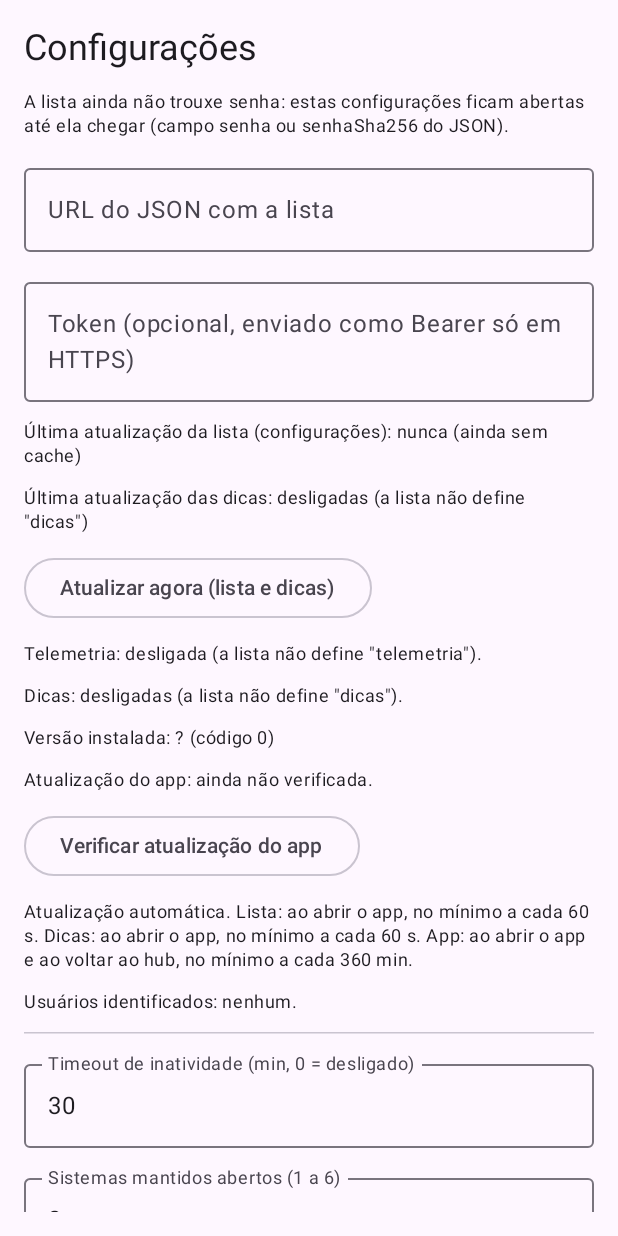
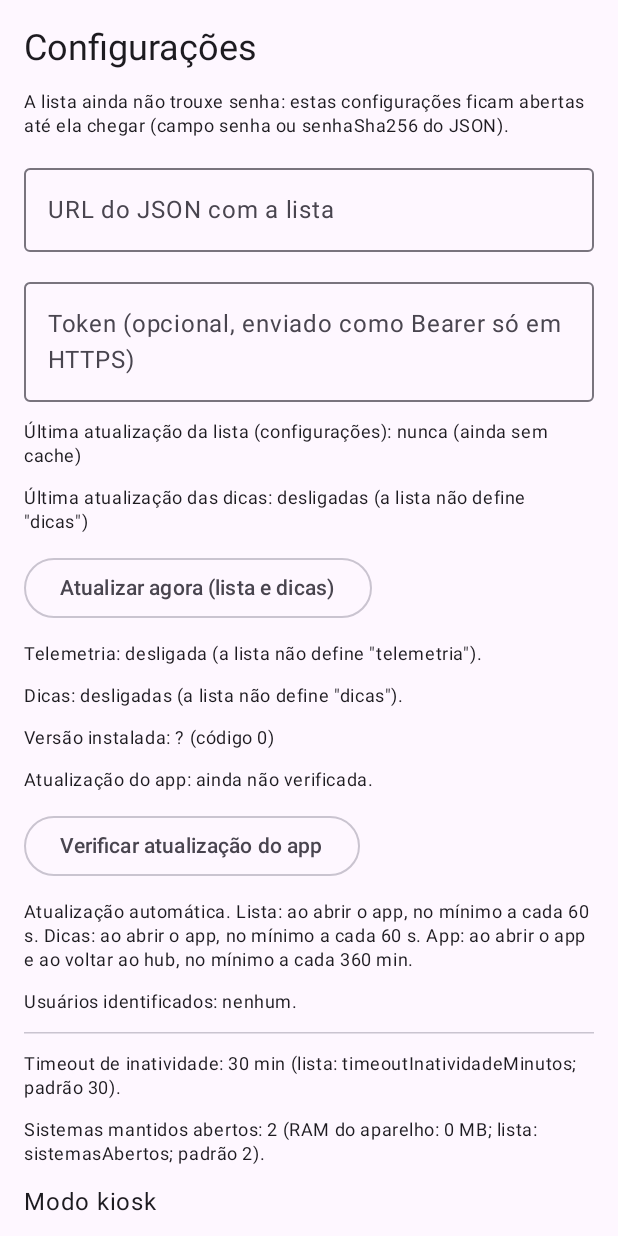
Before and after one commit to Neitan96/hubweb, an Android app built with Jetpack Compose: the screen it shows after launch (MainActivity), on a phone screen of 412 x 824 dp. Run offline under Robolectric (Android 15) with nearby library versions, the phone set to English and light mode, and no system bars; libraries missing offline, so code that uses them is left out: com.journeyapps.barcodescanner.

Commit message:
Versão 1.0.5: limites pela lista e configuração gerenciada (MDM)
- timeoutInatividadeMinutos e sistemasAbertos (faixas de RAM) agora vêm da lista;
  os campos saem das Configurações, que mostram os valores e a RAM detectada.
- Configuração gerenciada (Android Enterprise): configUrl e token vindos do MDM
  valem no lugar dos digitados e travam os campos; mudanças são aplicadas na hora.
- Exemplo, README e validador atualizados.

Co-Authored-By: Claude Sonnet 5.5 <noreply@anthropic.com>

```diff
--- a/app/build.gradle.kts
+++ b/app/build.gradle.kts
@@ -31,8 +31,8 @@ android {
         applicationId = "br.com.hubweb"
         minSdk = 24
         targetSdk = 35
-        versionCode = 5
-        versionName = "1.0.4"
+        versionCode = 6
+        versionName = "1.0.5"
     }
 
     // Nome do arquivo: "HubWeb <versão>.apk" (release); nos demais tipos acrescenta o nome do tipo.
--- a/app/src/main/AndroidManifest.xml
+++ b/app/src/main/AndroidManifest.xml
@@ -28,6 +28,11 @@
         android:label="HubWeb"
         android:usesCleartextTraffic="true"
         android:theme="@style/Theme.HubWeb">
+
+        <!-- Configuração gerenciada (MDM): chaves em res/xml/app_restrictions.xml -->
+        <meta-data
+            android:name="android.content.APP_RESTRICTIONS"
+            android:resource="@xml/app_restrictions" />
 
         <activity
             android:name=".MainActivity"
--- a/app/src/main/java/br/com/hubweb/MainActivity.kt
+++ b/app/src/main/java/br/com/hubweb/MainActivity.kt
@@ -120,6 +120,7 @@ class MainActivity : ComponentActivity() {
     override fun onCreate(savedInstanceState: Bundle?) {
         super.onCreate(savedInstanceState)
         prefs = Prefs(this)
+        ManagedConfig.apply(this, prefs) // URL e token vindos do MDM, antes de decidir a tela inicial
         resetSessionIfRebooted()
         repo = ConfigRepo(this, prefs).also {
             it.loadCache()
@@ -133,6 +134,10 @@ class MainActivity : ComponentActivity() {
         }
         tips = TipsRepo(this, prefs, repo).also { it.loadCache() }
         updater = AppUpdater(this, prefs, repo)
+        // O MDM pode mudar a configuração gerenciada com o app aberto: aplica e busca a lista na hora.
+        val filtroMdm = android.content.IntentFilter(android.content.Intent.ACTION_APPLICATION_RESTRICTIONS_CHANGED)
+        if (android.os.Build.VERSION.SDK_INT >= 33) registerReceiver(receiverMdm, filtroMdm, android.content.Context.RECEIVER_NOT_EXPORTED)
+        else registerReceiver(receiverMdm, filtroMdm)
         tracker = UserTracker(prefs)
         pool = WebPool(this, prefs, tracker)
         telemetry = Telemetry(applicationContext, prefs, repo) {
@@ -299,8 +304,21 @@ class MainActivity : ComponentActivity() {
         }
     }
 
+    private val receiverMdm = object : android.content.BroadcastReceiver() {
+        override fun onReceive(context: android.content.Context, intent: android.content.Intent) {
+            if (ManagedConfig.apply(this@MainActivity, prefs)) {
+                repo.refresh(force = true)
+                tips.refresh(force = true)
+            }
+        }
+    }
+
     override fun onStart() {
         super.onStart()
+        if (ManagedConfig.apply(this, prefs)) { // mudou enquanto o app estava parado
+            repo.refresh(force = true)
+            tips.refresh(force = true)
+        }
         // Gatilho "abrir": o app foi aberto ou trazido para a frente. Cada busca só acontece se a lista permitir
         // esse gatilho e se o intervalo mínimo (atualizacao.lista / atualizacao.dicas) já passou.
         repo.refresh(gatilho = "abrir")
@@ -327,6 +345,7 @@ class MainActivity : ComponentActivity() {
     }
 
     override fun onDestroy() {
+        try { unregisterReceiver(receiverMdm) } catch (_: Exception) {}
         handler.removeCallbacks(tick)
         pool.destroyAll()
         super.onDestroy()
--- /dev/null
+++ b/app/src/main/java/br/com/hubweb/ManagedConfig.kt
@@ -0,0 +1,30 @@
+package br.com.hubweb
+
+import android.content.Context
+import android.content.RestrictionsManager
+
+/**
+ * Configuração gerenciada (Android Enterprise): o MDM envia ao app a URL da lista e o token, para o aparelho já sair
+ * configurado. As chaves estão declaradas em res/xml/app_restrictions.xml, de onde o console do MDM monta o formulário.
+ * Quando o MDM define a URL (e/ou o token), ela vale no lugar da digitada nas Configurações, que ficam travadas.
+ */
+object ManagedConfig {
+    const val CHAVE_URL = "configUrl"
+    const val CHAVE_TOKEN = "token"
+
+    /** Lê o que o MDM definiu e guarda em [Prefs]. Retorna true se mudou em relação ao que já estava guardado. */
+    fun apply(ctx: Context, prefs: Prefs): Boolean {
+        val b = try {
+            ctx.getSystemService(RestrictionsManager::class.java)?.applicationRestrictions
+        } catch (_: Exception) {
+            null
+        }
+        val url = b?.getString(CHAVE_URL)?.trim().orEmpty()
+            .takeIf { it.startsWith("http://", true) || it.startsWith("https://", true) }.orEmpty()
+        val token = b?.getString(CHAVE_TOKEN)?.trim().orEmpty()
+        val mudou = url != prefs.managedUrl || token != prefs.managedToken
+        prefs.managedUrl = url
+        prefs.managedToken = token
+        return mudou
+    }
+}
--- a/app/src/main/java/br/com/hubweb/Prefs.kt
+++ b/app/src/main/java/br/com/hubweb/Prefs.kt
@@ -10,19 +10,33 @@ fun sha256Hex(s: String): String =
 class Prefs(ctx: Context) {
     private val sp = ctx.getSharedPreferences("hubweb", Context.MODE_PRIVATE)
 
+    /** URL da lista: a do MDM (configuração gerenciada), quando houver; senão a digitada nas Configurações. */
     var configUrl: String
-        get() = sp.getString("configUrl", "") ?: ""
+        get() = managedUrl.ifEmpty { sp.getString("configUrl", "") ?: "" }
         set(v) = sp.edit().putString("configUrl", v.trim()).apply()
 
     var token: String
-        get() = sp.getString("token", "") ?: ""
+        get() = managedToken.ifEmpty { sp.getString("token", "") ?: "" }
         set(v) = sp.edit().putString("token", v.trim()).apply()
 
-    /** Minutos sem toque/tecla até voltar ao launcher; 0 desativa. */
+    /** O que o MDM definiu (ManagedConfig); vazio = não definido. Quando há valor, ele manda e a tela o trava. */
+    var managedUrl: String
+        get() = sp.getString("managedUrl", "") ?: ""
+        set(v) = sp.edit().putString("managedUrl", v).apply()
+
+    var managedToken: String
+        get() = sp.getString("managedToken", "") ?: ""
+        set(v) = sp.edit().putString("managedToken", v).apply()
+
+    val urlGerenciada: Boolean get() = managedUrl.isNotEmpty()
+    val tokenGerenciado: Boolean get() = managedToken.isNotEmpty()
+
+    /** Minutos sem toque/tecla até voltar ao launcher; 0 desativa. Vem da lista (ConfigRepo.aplicarLimites). */
     var timeoutMin: Int
         get() = sp.getInt("timeoutMin", 30)
         set(v) = sp.edit().putInt("timeoutMin", v).apply()
 
+    /** Sistemas mantidos abertos, conforme a RAM e a lista (ConfigRepo.aplicarLimites). */
     var maxAlive: Int
         get() = sp.getInt("maxAlive", 2)
         set(v) = sp.edit().putInt("maxAlive", v).apply()
--- a/app/src/main/java/br/com/hubweb/Ui.kt
+++ b/app/src/main/java/br/com/hubweb/Ui.kt
@@ -440,8 +440,6 @@ fun SettingsScreen(
 ) {
     var url by remember { mutableStateOf(prefs.configUrl) }
     var token by remember { mutableStateOf(prefs.token) }
-    var timeout by remember { mutableStateOf(prefs.timeoutMin.toString()) }
-    var alive by remember { mutableStateOf(prefs.maxAlive.toString()) }
     val ctx = LocalContext.current
     var isOwner by remember { mutableStateOf(ctx.getSystemService(DevicePolicyManager::class.java).isDeviceOwnerApp(ctx.packageName)) }
     var confirmRemoveOwner by remember { mutableStateOf(false) }
@@ -450,9 +448,7 @@ fun SettingsScreen(
     var kiosk by remember { mutableStateOf(prefs.kioskLocal) }
 
     val urlOk = url.isBlank() || url.startsWith("https://", true) || url.startsWith("http://", true)
-    val timeoutVal = timeout.toIntOrNull()
-    val aliveVal = alive.toIntOrNull()
-    val valid = urlOk && timeoutVal != null && timeoutVal in 0..1440 && aliveVal != null && aliveVal in 1..6
+    val valid = urlOk
 
     Column(
         Modifier.fillMaxSize().padding(16.dp).verticalScroll(rememberScrollState()),
@@ -465,14 +461,23 @@ fun SettingsScreen(
             style = MaterialTheme.typography.bodySmall,
         )
 
+        if (prefs.urlGerenciada || prefs.tokenGerenciado) {
+            Text(
+                "Definido pelo MDM (configuração gerenciada): " +
+                    listOfNotNull("URL".takeIf { prefs.urlGerenciada }, "token".takeIf { prefs.tokenGerenciado }).joinToString(" e ") +
+                    ". Para mudar, altere a configuração do app no MDM.",
+                style = MaterialTheme.typography.bodySmall,
+                color = MaterialTheme.colorScheme.primary,
+            )
+        }
         OutlinedTextField(
-            url, { url = it }, Modifier.fillMaxWidth(),
+            url, { url = it }, Modifier.fillMaxWidth(), enabled = !prefs.urlGerenciada,
             label = { Text(if (urlOk) "URL do JSON com a lista" else "Use http:// ou https://") },
             isError = !urlOk, singleLine = true,
             keyboardOptions = KeyboardOptions(keyboardType = KeyboardType.Uri),
         )
         OutlinedTextField(
-            token, { token = it }, Modifier.fillMaxWidth(),
+            token, { token = it }, Modifier.fillMaxWidth(), enabled = !prefs.tokenGerenciado,
             label = { Text("Token (opcional, enviado como Bearer só em HTTPS)") }, singleLine = true,
             visualTransformation = PasswordVisualTransformation(),
         )
@@ -527,17 +532,15 @@ fun SettingsScreen(
         )
 
         HorizontalDivider()
-        OutlinedTextField(
-            timeout, { timeout = it.filter(Char::isDigit).take(4) }, Modifier.fillMaxWidth(),
-            label = { Text("Timeout de inatividade (min, 0 = desligado)") }, singleLine = true,
-            isError = timeoutVal == null || timeoutVal !in 0..1440,
-            keyboardOptions = KeyboardOptions(keyboardType = KeyboardType.Number),
+        // Estes dois valores vêm da lista (timeoutInatividadeMinutos e sistemasAbertos); aqui só se mostram.
+        Text(
+            "Timeout de inatividade: " + (if (repo.timeoutMin > 0) "${repo.timeoutMin} min" else "desligado") +
+                " (lista: timeoutInatividadeMinutos; padrão 30).",
+            style = MaterialTheme.typography.bodySmall,
         )
-        OutlinedTextField(
-            alive, { alive = it.filter(Char::isDigit).take(1) }, Modifier.fillMaxWidth(),
-            label = { Text("Sistemas mantidos abertos (1 a 6)") }, singleLine = true,
-            isError = aliveVal == null || aliveVal !in 1..6,
-            keyboardOptions = KeyboardOptions(keyboardType = KeyboardType.Number),
+        Text(
+            "Sistemas mantidos abertos: ${repo.sistemasAbertos} (RAM do aparelho: ${repo.ramMb} MB; lista: sistemasAbertos; padrão 2).",
+            style = MaterialTheme.typography.bodySmall,
         )
         Row(verticalAlignment = Alignment.CenterVertically) {
             Column(Modifier.weight(1f)) {
@@ -581,10 +584,8 @@ fun SettingsScreen(
         HorizontalDivider()
         Button(
             onClick = {
-                prefs.configUrl = url
-                prefs.token = token
-                prefs.timeoutMin = timeoutVal!!
-                prefs.maxAlive = aliveVal!!
+                if (!prefs.urlGerenciada) prefs.configUrl = url // o valor do MDM não vira cópia local
+                if (!prefs.tokenGerenciado) prefs.token = token
                 prefs.kioskLocal = kiosk
                 onSaved()
             },
```
Also changed, not shown: app/src/main/java/br/com/hubweb/ConfigRepo.kt (+51 -1 lines), app/src/main/res/values/restricoes.xml (added, +7 -0 lines), app/src/main/res/xml/app_restrictions.xml (added, +16 -0 lines), 3 other files.
